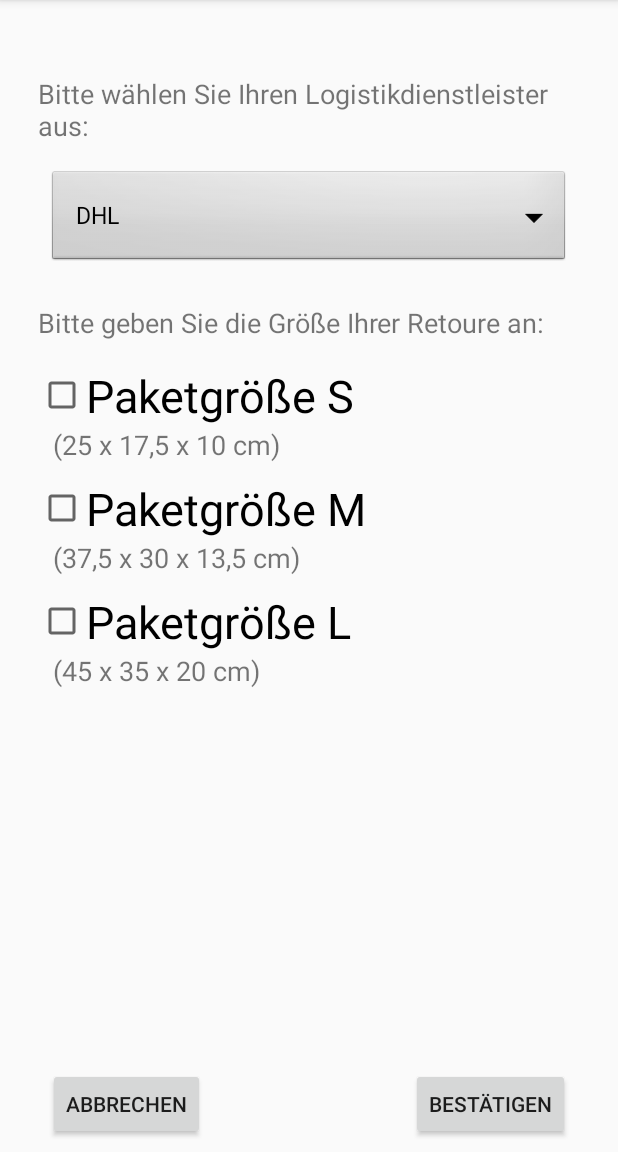
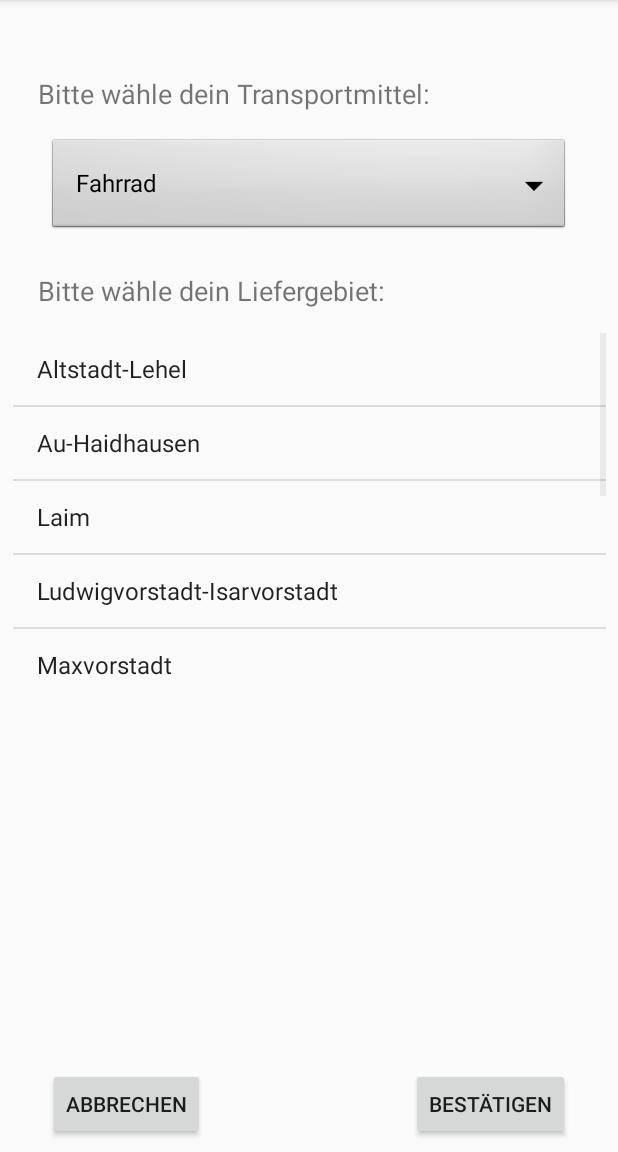
Before and after one commit to alexbaetz/Retouro_V1, an Android app: the PackageFirst screen opened directly, with no data from a screen before it, on a phone screen of 412 x 824 dp, the part 84-1236 px from its top. Run offline under Robolectric (Android 15) with nearby library versions, the phone set to English and light mode, and no system bars.

Commit message:
Rider Update

```diff
--- a/app/src/main/java/com/example/retouro_v1/CustomerHomeScreen.java
+++ b/app/src/main/java/com/example/retouro_v1/CustomerHomeScreen.java
@@ -23,9 +23,9 @@ public class CustomerHomeScreen extends AppCompatActivity {
     private TextView retoureDescription;
 
     String [] orders = new String[] {
-            "Retoure vom 28.02.2019",
-            "Retoure vom 19.02.2019",
-            "Retoure vom 31.01.2019"
+            "Schicht am 16.07.2019",
+            "Schicht am 18.07.2019",
+            "Schicht am 23.07.2019"
     };
 
     @Override
@@ -45,10 +45,10 @@ public class CustomerHomeScreen extends AppCompatActivity {
         List<String> list_orders = new ArrayList<String>(Arrays.asList(orders));
 
         if(getIntent().getStringExtra("EXTRA_DATE") != null) {
-            list_orders.add(0,"Retoure vom " + getIntent().getStringExtra("EXTRA_DATE"));
-            orderRetoure.setText("Ihr aktueller Auftrag:");
+            list_orders.add(0,"Schicht am " + getIntent().getStringExtra("EXTRA_DATE"));
+            orderRetoure.setText("Ihre nächste Schicht:");
             retoureDescription.setVisibility(View.VISIBLE);
-            retoureDescription.setText("Ihre Retoure wird am "+ getIntent().getStringExtra("EXTRA_DATE") + " zwischen " + getIntent().getStringExtra("EXTRA_TIME") + " von einem unserer Rider abgeholt.");
+            retoureDescription.setText("Ihre Schicht am "+ getIntent().getStringExtra("EXTRA_DATE") + " zwischen " + getIntent().getStringExtra("EXTRA_TIME") + " wurde bestätigt.");
         }
 
         ArrayAdapter<String> arrayAdapter = new ArrayAdapter<String>(this, android.R.layout.simple_list_item_1, list_orders);
--- a/app/src/main/java/com/example/retouro_v1/PackageFirst.java
+++ b/app/src/main/java/com/example/retouro_v1/PackageFirst.java
@@ -6,11 +6,17 @@ import android.graphics.drawable.ColorDrawable;
 import android.support.v7.app.AppCompatActivity;
 import android.os.Bundle;
 import android.view.View;
+import android.widget.AdapterView;
 import android.widget.ArrayAdapter;
 import android.widget.Button;
 import android.widget.CheckBox;
 import android.widget.EditText;
+import android.widget.ListView;
 import android.widget.Spinner;
+
+import java.util.ArrayList;
+import java.util.Arrays;
+import java.util.List;
 
 public class PackageFirst extends AppCompatActivity {
 
@@ -18,11 +24,26 @@ public class PackageFirst extends AppCompatActivity {
     private Button cancelButton;
     private EditText volumeInput;
     private Spinner spinner;
+    private ListView listDistricts;
     private CheckBox checkBox1;
     private CheckBox checkBox2;
     private CheckBox checkBox3;
     private String volume;
+    private String district = "";
 
+    String [] districts = new String[] {
+            "Altstadt-Lehel",
+            "Au-Haidhausen",
+            "Laim",
+            "Ludwigvorstadt-Isarvorstadt",
+            "Maxvorstadt",
+            "Neuhausen-Nymphenburg",
+            "Obergiesing",
+            "Schwabing-Freimann",
+            "Schwabing-West",
+            "Schwanthalerhöhe",
+            "Sendling"
+    };
     @Override
     protected void onCreate(Bundle savedInstanceState) {
         super.onCreate(savedInstanceState);
@@ -33,30 +54,44 @@ public class PackageFirst extends AppCompatActivity {
         confirmButton = findViewById(R.id.confirmButton);
         cancelButton = findViewById(R.id.cancelButton);
         spinner = findViewById(R.id.spinner1);
-        checkBox1 = findViewById(R.id.checkBox);
-        checkBox2 = findViewById(R.id.checkBox2);
-        checkBox3 = findViewById(R.id.checkBox3);
+        listDistricts = findViewById(R.id.districtList);
+        //checkBox1 = findViewById(R.id.checkBox);
+        //checkBox2 = findViewById(R.id.checkBox2);
+        //checkBox3 = findViewById(R.id.checkBox3);
 
-        String[] items = new String[]{"DHL", "DPD", "UPS", "GLS", "HERMES"};
+        String[] items = new String[]{"Fahrrad", "Lastenrad", "E-Bike"};
 
         ArrayAdapter<String> adapter = new ArrayAdapter<>(this, android.R.layout.simple_spinner_dropdown_item, items);
 
         spinner.setAdapter(adapter);
 
+        List<String> list_districts = new ArrayList<String>(Arrays.asList(districts));
+
+        ArrayAdapter<String> adapterList = new ArrayAdapter<>(this, android.R.layout.simple_list_item_1, list_districts);
+
+        listDistricts.setAdapter(adapterList);
+
+        listDistricts.setOnItemClickListener(new AdapterView.OnItemClickListener() {
+            @Override
+            public void onItemClick(AdapterView<?> adapterView, View view, int i, long l) {
+                district = listDistricts.getItemAtPosition(i).toString();
+            }
+        });
+
         confirmButton.setOnClickListener(new View.OnClickListener() {
             @Override
             public void onClick(View v) {
-                if(checkBox1.isChecked()) {
+                /*if(checkBox1.isChecked()) {
                     volume = checkBox1.getText().toString();
-                    openPackageSecond();
+                    openPackageThird();
                 } else if (checkBox2.isChecked()) {
                     volume = checkBox2.getText().toString();
-                    openPackageSecond();
+                    openPackageThird();
                 } else if (checkBox3.isChecked()) {
                     volume = checkBox3.getText().toString();
-                    openPackageSecond();
-                }
-
+                    openPackageThird();
+                }*/
+                openPackageThird();
             }
         });
     }
@@ -66,4 +101,11 @@ public class PackageFirst extends AppCompatActivity {
         intent.putExtra("EXTRA_VOLUME", volume);
         startActivity(intent);
     }
+
+    public void openPackageThird() {
+        Intent intent = new Intent(this, PackageThird.class);
+        intent.putExtra("EXTRA_DISTRICT", district);
+        //intent.putExtra("EXTRA_PRICEMODEL", pricemodel);
+        startActivity(intent);
+    }
 }
--- a/app/src/main/java/com/example/retouro_v1/PackageThird.java
+++ b/app/src/main/java/com/example/retouro_v1/PackageThird.java
@@ -48,7 +48,7 @@ public class PackageThird extends AppCompatActivity implements
         confirmButton = (Button) findViewById(R.id.confirmButton);
         cancelButton = (Button) findViewById(R.id.cancelButton);
 
-        showVolume.setText(getIntent().getStringExtra("EXTRA_VOLUME"));
+        showVolume.setText(getIntent().getStringExtra("EXTRA_DISTRICT"));
         showPricemodel.setText(getIntent().getStringExtra("EXTRA_PRICEMODEL") + "\n (Kosten: 4€)");
 
         selectDay.setOnClickListener(new View.OnClickListener() {
--- a/app/src/main/res/layout/activity_customer_home_screen.xml
+++ b/app/src/main/res/layout/activity_customer_home_screen.xml
@@ -13,7 +13,7 @@
         android:layout_marginStart="8dp"
         android:layout_marginEnd="8dp"
         android:layout_marginBottom="8dp"
-        android:text="Neue Retoure Aufgeben"
+        android:text="Neue Schicht buchen"
         app:layout_constraintBottom_toBottomOf="parent"
         app:layout_constraintEnd_toEndOf="parent"
         app:layout_constraintStart_toStartOf="parent" />
@@ -51,8 +51,8 @@
         android:layout_marginTop="32dp"
         android:layout_marginEnd="30dp"
         android:gravity="left"
-        android:text="Aktuell liegt kein Auftrag vor."
-        android:textSize="24sp"
+        android:text="Heute liegen keine Buchungen vor."
+        android:textSize="22sp"
         app:layout_constraintEnd_toEndOf="parent"
         app:layout_constraintStart_toStartOf="parent"
         app:layout_constraintTop_toBottomOf="@+id/textView" />
@@ -75,11 +75,10 @@
         android:layout_width="0dp"
         android:layout_height="wrap_content"
         android:layout_marginStart="28dp"
-        android:layout_marginTop="52dp"
+        android:layout_marginTop="32dp"
         android:layout_marginBottom="8dp"
-        android:text="Deine Auftragsübersicht:"
+        android:text="Dein Schichtplan"
         android:textSize="24sp"
-        app:layout_constraintBottom_toTopOf="@+id/_dynamic"
         app:layout_constraintStart_toStartOf="parent"
         app:layout_constraintTop_toBottomOf="@+id/retoureDescription" />
 
--- a/app/src/main/res/layout/activity_package_first.xml
+++ b/app/src/main/res/layout/activity_package_first.xml
@@ -13,7 +13,7 @@
         android:layout_marginStart="25dp"
         android:layout_marginTop="50dp"
         android:layout_marginEnd="25dp"
-        android:text="Bitte wählen Sie Ihren Logistikdienstleister aus:"
+        android:text="Bitte wähle dein Transportmittel:"
         android:textSize="18sp"
         app:layout_constraintEnd_toEndOf="parent"
         app:layout_constraintStart_toStartOf="parent"
@@ -39,107 +39,12 @@
         android:layout_marginStart="25dp"
         android:layout_marginTop="24dp"
         android:layout_marginEnd="25dp"
-        android:text="Bitte geben Sie die Größe Ihrer Retoure an:"
+        android:text="Bitte wähle dein Liefergebiet:"
         android:textSize="18sp"
         app:layout_constraintEnd_toEndOf="parent"
         app:layout_constraintHorizontal_bias="0.269"
         app:layout_constraintStart_toStartOf="parent"
         app:layout_constraintTop_toBottomOf="@+id/spinner1" />
-
-    <TableLayout
-        android:layout_width="0dp"
-        android:layout_height="wrap_content"
-        android:layout_marginStart="25dp"
-        android:layout_marginTop="16dp"
-        android:layout_marginEnd="25dp"
-        app:layout_constraintEnd_toEndOf="parent"
-        app:layout_constraintStart_toStartOf="parent"
-        app:layout_constraintTop_toBottomOf="@+id/textView3">
-
-        <TableRow
-            android:layout_width="match_parent"
-            android:layout_height="match_parent"
-            android:gravity="center|left">
-
-            <CheckBox
-                android:id="@+id/checkBox"
-                android:layout_width="wrap_content"
-                android:layout_height="wrap_content"
-                android:text="Paketgröße S"
-                android:textSize="30sp" />
-
-        </TableRow>
-
-        <TableRow
-            android:layout_width="match_parent"
-            android:layout_height="match_parent">
-
-            <TextView
-                android:id="@+id/textView6"
-                android:layout_width="wrap_content"
-                android:layout_height="wrap_content"
-                android:layout_marginLeft="10dp"
-                android:layout_marginRight="0dp"
-                android:text="(25 x 17,5 x 10 cm)"
-                android:textSize="18sp" />
-        </TableRow>
-
-        <TableRow
-            android:layout_width="match_parent"
-            android:layout_height="match_parent"
-            android:layout_marginTop="10dp">
-
-            <CheckBox
-                android:id="@+id/checkBox2"
-                android:layout_width="wrap_content"
-                android:layout_height="wrap_content"
-                android:text="Paketgröße M"
-                android:textSize="30sp" />
-
-        </TableRow>
-
-        <TableRow
-            android:layout_width="match_parent"
-            android:layout_height="match_parent" >
-
-            <TextView
-                android:id="@+id/textView7"
-                android:layout_width="wrap_content"
-                android:layout_height="wrap_content"
-                android:layout_marginLeft="10dp"
-                android:text="(37,5 x 30 x 13,5 cm)"
-                android:textSize="18sp" />
-
-        </TableRow>
-
-        <TableRow
-            android:layout_width="match_parent"
-            android:layout_height="match_parent"
-            android:layout_marginTop="10dp">
-
-            <CheckBox
-                android:id="@+id/checkBox3"
-                android:layout_width="wrap_content"
-                android:layout_height="wrap_content"
-                android:text="Paketgröße L"
-                android:textSize="30sp" />
-
-        </TableRow>
-
-        <TableRow
-            android:layout_width="match_parent"
-            android:layout_height="match_parent" >
-
-            <TextView
-                android:id="@+id/textView8"
-                android:layout_width="wrap_content"
-                android:layout_height="wrap_content"
-                android:layout_marginLeft="10dp"
-                android:text="(45 x 35 x 20 cm)"
-                android:textSize="18sp" />
-
-        </TableRow>
-    </TableLayout>
 
     <Button
         android:id="@+id/cancelButton"
@@ -161,4 +66,16 @@
         app:layout_constraintBottom_toBottomOf="parent"
         app:layout_constraintEnd_toEndOf="parent" />
 
+    <ListView
+        android:id="@+id/districtList"
+        android:layout_width="395dp"
+        android:layout_height="242dp"
+        android:layout_marginStart="32dp"
+        android:layout_marginTop="16dp"
+        android:layout_marginEnd="32dp"
+        android:listSelector="@color/pressed_color"
+        app:layout_constraintEnd_toEndOf="parent"
+        app:layout_constraintStart_toStartOf="parent"
+        app:layout_constraintTop_toBottomOf="@+id/textView3" />
+
 </android.support.constraint.ConstraintLayout>
--- a/app/src/main/res/layout/activity_package_third.xml
+++ b/app/src/main/res/layout/activity_package_third.xml
@@ -51,7 +51,7 @@
                 android:id="@+id/textView4"
                 android:layout_width="wrap_content"
                 android:layout_height="wrap_content"
-                android:text="Die Abholung erfolgt am"
+                android:text="Meine Schicht ist am:"
                 android:textSize="18sp" />
         </TableRow>
 
@@ -97,7 +97,7 @@
                 android:id="@+id/textView5"
                 android:layout_width="wrap_content"
                 android:layout_height="wrap_content"
-                android:text="Die Abholung erfolgt zwischen"
+                android:text="Der Zeitraum meiner Schicht ist:"
                 android:textSize="18sp" />
         </TableRow>
 
--- a/app/src/main/res/values/colors.xml
+++ b/app/src/main/res/values/colors.xml
@@ -3,4 +3,7 @@
     <color name="colorPrimary">#008577</color>
     <color name="colorPrimaryDark">#00574B</color>
     <color name="colorAccent">#D81B60</color>
+
+    <color name="pressed_color">#008577</color>
+    <color name="default_color">#d3d3d3</color>
 </resources>
```
